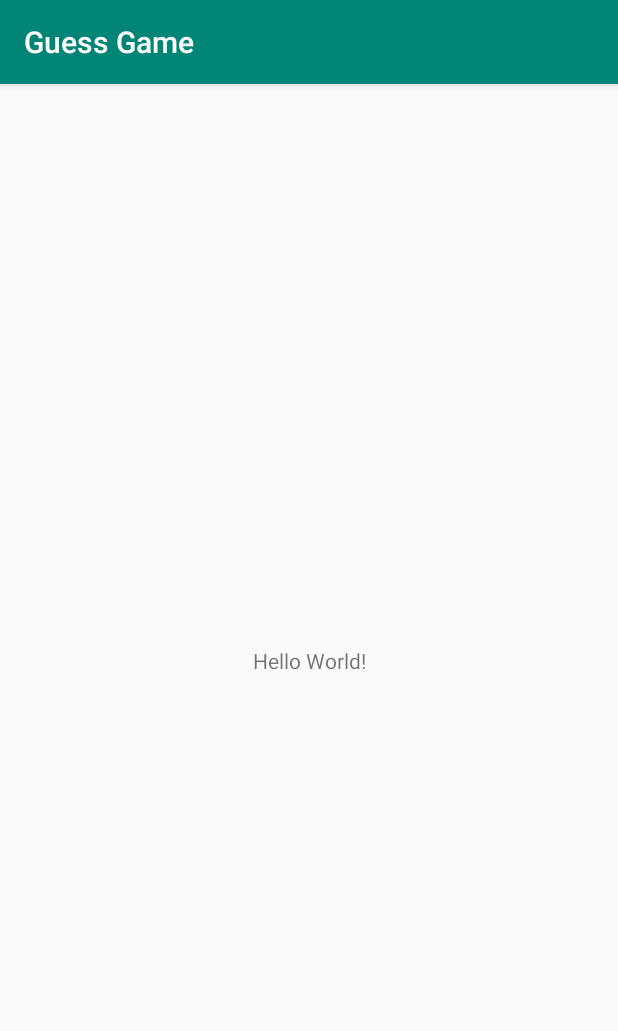
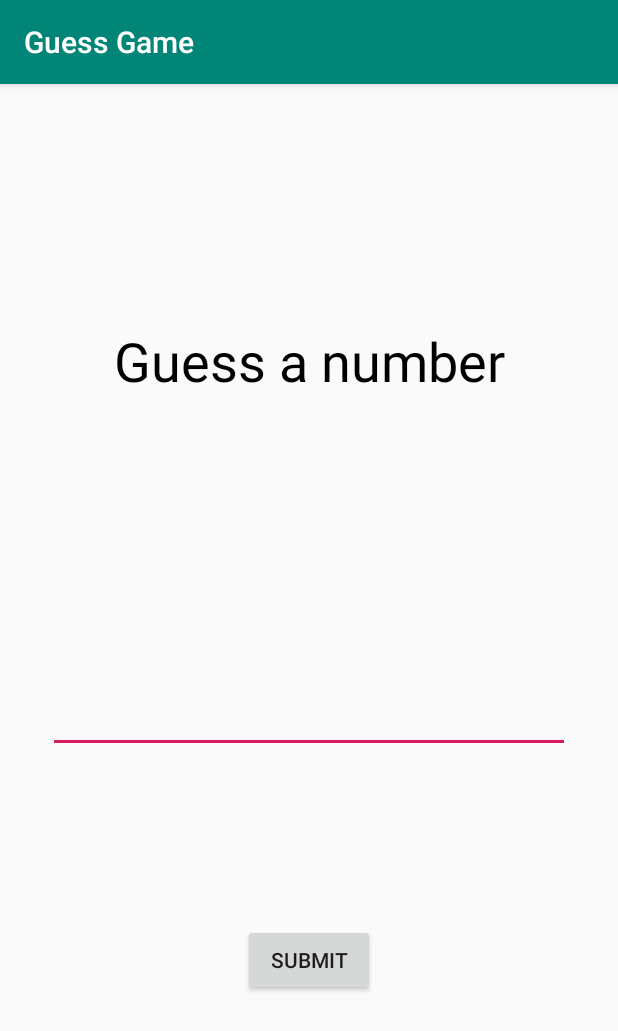
Before and after one commit to wrussell1999/android-workshop-java, an Android app: the screen it shows after launch (MainActivity), on a phone screen of 412 x 824 dp. Shown: the top 1031 px of the screen. Run offline under Robolectric (Android 15) with nearby library versions, the phone set to English and light mode, and no system bars.

Commit message:
Basic guessing game

```diff
--- a/app/src/main/java/com/willrussell/guessgame/MainActivity.java
+++ b/app/src/main/java/com/willrussell/guessgame/MainActivity.java
@@ -3,12 +3,46 @@ package com.willrussell.guessgame;
 import androidx.appcompat.app.AppCompatActivity;
 
 import android.os.Bundle;
+import android.view.View;
+import android.widget.Button;
+import android.widget.EditText;
+import android.widget.TextView;
+
+import java.util.Random;
 
 public class MainActivity extends AppCompatActivity {
+
+    private int randomNumber;
+    private TextView numberView;
+    private EditText userInputEditText;
+    private Button submitButton;
+
 
     @Override
     protected void onCreate(Bundle savedInstanceState) {
         super.onCreate(savedInstanceState);
         setContentView(R.layout.activity_main);
+
+        numberView = findViewById(R.id.number_view);
+        userInputEditText = findViewById(R.id.user_input);
+        submitButton = findViewById(R.id.submit_button);
+        generateNumber();
+    }
+
+    public void generateNumber() {
+        Random random = new Random();
+        this.randomNumber = random.nextInt(10);
+    }
+
+    public void onClick(View v) {
+        String input = userInputEditText.getText().toString();
+        int guessedValue = Integer.parseInt(input);
+
+        if (guessedValue == randomNumber) {
+            numberView.setText(getResources().getString(R.string.guess_correct_label));
+            generateNumber();
+        } else {
+            numberView.setText(getResources().getString(R.string.guess_incorrect_label));
+        }
     }
 }
--- a/app/src/main/res/layout/activity_main.xml
+++ b/app/src/main/res/layout/activity_main.xml
@@ -7,12 +7,37 @@
     tools:context=".MainActivity">
 
     <TextView
+        android:id="@+id/number_view"
         android:layout_width="wrap_content"
         android:layout_height="wrap_content"
-        android:text="Hello World!"
-        app:layout_constraintBottom_toBottomOf="parent"
+        android:text="@string/guess_label"
+        android:textColor="@android:color/black"
+        android:textSize="@dimen/title_size"
+        app:layout_constraintBottom_toTopOf="@id/user_input"
         app:layout_constraintLeft_toLeftOf="parent"
         app:layout_constraintRight_toRightOf="parent"
         app:layout_constraintTop_toTopOf="parent" />
 
+    <EditText
+        android:id="@+id/user_input"
+        android:layout_width="match_parent"
+        android:layout_height="wrap_content"
+        android:layout_margin="@dimen/input_margin"
+        app:layout_constraintBottom_toBottomOf="@id/submit_button"
+        app:layout_constraintLeft_toLeftOf="parent"
+        app:layout_constraintRight_toRightOf="parent"
+        app:layout_constraintTop_toBottomOf="@id/number_view"
+        android:inputType="number" />
+
+    <Button
+        android:id="@+id/submit_button"
+        android:layout_width="wrap_content"
+        android:layout_height="wrap_content"
+        app:layout_constraintTop_toTopOf="@id/user_input"
+        app:layout_constraintLeft_toLeftOf="parent"
+        app:layout_constraintRight_toRightOf="parent"
+        app:layout_constraintBottom_toBottomOf="parent"
+        android:text="@string/submit_button"
+        android:onClick="onClick" />
+
 </androidx.constraintlayout.widget.ConstraintLayout>
--- /dev/null
+++ b/app/src/main/res/values/dimen.xml
@@ -0,0 +1,5 @@
+<?xml version="1.0" encoding="utf-8"?>
+<resources>
+    <dimen name="input_margin">32dp</dimen>
+    <dimen name="title_size">36dp</dimen>
+</resources>
--- a/app/src/main/res/values/strings.xml
+++ b/app/src/main/res/values/strings.xml
@@ -1,3 +1,7 @@
 <resources>
     <string name="app_name">Guess Game</string>
+    <string name="guess_label">Guess a number</string>
+    <string name="guess_correct_label">You guessed correctly!</string>
+    <string name="guess_incorrect_label">You guessed incorrectly!</string>
+    <string name="submit_button">Submit</string>
 </resources>
--- a/app/src/main/res/values/styles.xml
+++ b/app/src/main/res/values/styles.xml
@@ -2,7 +2,6 @@
 
     <!-- Base application theme. -->
     <style name="AppTheme" parent="Theme.AppCompat.Light.DarkActionBar">
-        <!-- Customize your theme here. -->
         <item name="colorPrimary">@color/colorPrimary</item>
         <item name="colorPrimaryDark">@color/colorPrimaryDark</item>
         <item name="colorAccent">@color/colorAccent</item>
```
